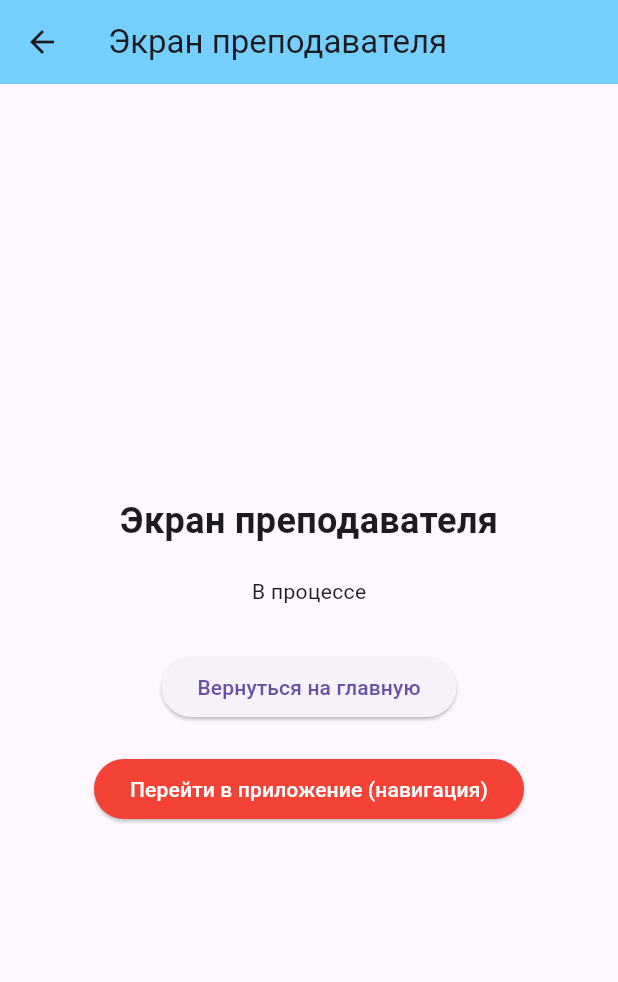
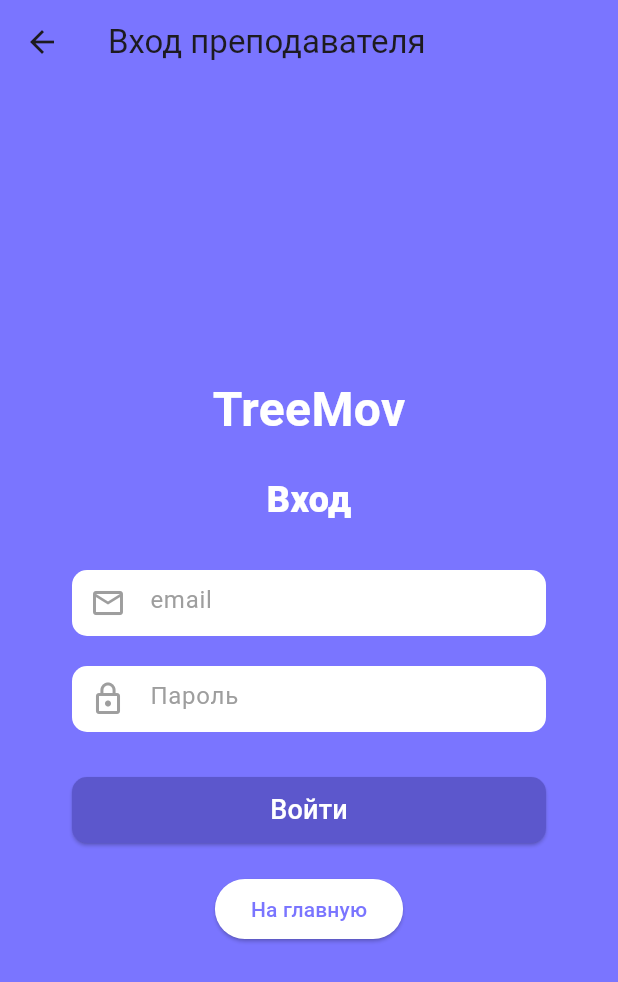
Before and after one commit to Zumazoy/TreeMov, a Flutter app: the screen it shows after launch, after a tap on "Экран преподавателя", on a phone screen of 412 x 824 dp. Shown: the top 982 px of the screen. Run offline on Flutter 3.47's test engine with Material 3 defaults, Android fonts, the light colour scheme and no system bars; Roboto replaces fonts that are missing (TT Norms).

Commit message:
вход за учителя

```diff
--- /dev/null
+++ b/lib/Ui/entrance_teacher.dart
@@ -0,0 +1,134 @@
+import 'package:flutter/material.dart';
+
+class EntranceTeacherScreen extends StatelessWidget {
+  const EntranceTeacherScreen({super.key});
+
+  @override
+  Widget build(BuildContext context) {
+    return Scaffold(
+      appBar: AppBar(
+        title: const Text('Вход преподавателя'),
+        backgroundColor: const Color(0xFF7A75FF),
+        leading: IconButton(
+          icon: const Icon(Icons.arrow_back),
+          onPressed: () {
+            Navigator.pop(context);
+          },
+        ),
+      ),
+      backgroundColor: const Color(0xFF7A75FF),
+      body: Container(
+        width: double.infinity,
+        height: double.infinity,
+        padding: const EdgeInsets.symmetric(horizontal: 20),
+        child: Column(
+          mainAxisAlignment: MainAxisAlignment.center,
+          children: [
+            const Text(
+              'TreeMov',
+              style: TextStyle(
+                fontSize: 32,
+                fontWeight: FontWeight.bold,
+                color: Colors.white,
+                fontFamily: 'TT Norms',
+              ),
+            ),
+            const SizedBox(height: 20),
+
+            const Text(
+              'Вход',
+              style: TextStyle(
+                fontSize: 24,
+                fontWeight: FontWeight.w900,
+                color: Colors.white,
+                fontFamily: 'TT Norms',
+              ),
+            ),
+            const SizedBox(height: 30),
+
+            _buildTextField('email', Icons.email_outlined),
+            const SizedBox(height: 20),
+
+            _buildTextField('Пароль', Icons.lock_outline, isPassword: true),
+            const SizedBox(height: 30),
+
+            SizedBox(
+              width: 316,
+              height: 44,
+              child: ElevatedButton(
+                onPressed: () {
+                  Navigator.pushNamedAndRemoveUntil(
+                    context,
+                    '/teacher-main-app',
+                    (route) => false
+                  );
+                },
+                style: ElevatedButton.styleFrom(
+                  backgroundColor: const Color(0xFF5C57CC),
+                  foregroundColor: Colors.white,
+                  shape: RoundedRectangleBorder(
+                    borderRadius: BorderRadius.circular(10),
+                  ),
+                ),
+                child: const Text(
+                  'Войти',
+                  style: TextStyle(
+                    fontSize: 18,
+                    fontWeight: FontWeight.w500,
+                    fontFamily: 'TT Norms',
+                  ),
+                ),
+              ),
+            ),
+
+            const SizedBox(height: 20),
+
+            ElevatedButton(
+              onPressed: () {
+                Navigator.pushNamedAndRemoveUntil(
+                  context,
+                  '/home',
+                  (route) => false
+                );
+              },
+              style: ElevatedButton.styleFrom(
+                backgroundColor: Colors.white,
+                foregroundColor: const Color(0xFF7A75FF),
+              ),
+              child: const Text('На главную'),
+            ),
+          ],
+        ),
+      ),
+    );
+  }
+
+  Widget _buildTextField(String hintText, IconData icon, {bool isPassword = false}) {
+    return Container(
+      width: 316,
+      height: 44,
+      decoration: BoxDecoration(
+        color: Colors.white,
+        borderRadius: BorderRadius.circular(10),
+      ),
+      child: TextField(
+        obscureText: isPassword,
+        decoration: InputDecoration(
+          border: InputBorder.none,
+          contentPadding: const EdgeInsets.symmetric(horizontal: 15, vertical: 12),
+          hintText: hintText,
+          hintStyle: const TextStyle(
+            color: Colors.grey,
+            fontSize: 16,
+            fontFamily: 'TT Norms',
+          ),
+          prefixIcon: Icon(icon, color: Colors.grey),
+        ),
+        style: const TextStyle(
+          fontSize: 16,
+          fontFamily: 'TT Norms',
+        ),
+      ),
+    );
+  }
+}
--- a/lib/main.dart
+++ b/lib/main.dart
@@ -2,6 +2,7 @@
 import 'ui/entrance_screen.dart';
 import 'ui/entrance_kid.dart';
 import 'ui/screens/main_screen.dart';
+import 'ui/entrance_teacher.dart';
 
 void main() {
   runApp(const MyApp());
@@ -22,9 +23,10 @@
         '/home': (context) => const HomeScreen(),
         '/entrance': (context) => const EntranceScreen(),
         '/entrance-kid': (context) => const EntranceKidScreen(),
-        '/entrance-teacher': (context) => const PlaceholderScreen(title: 'Экран преподавателя'),
+        '/entrance-teacher': (context) => const EntranceTeacherScreen(),
         '/register': (context) => const PlaceholderScreen(title: 'Регистрация'),
         '/main-app': (context) => const MainScreen(),
+        '/teacher-main-app': (context) => const PlaceholderScreen(title: 'Приложение преподавателя'),
       },
     );
   }
```
